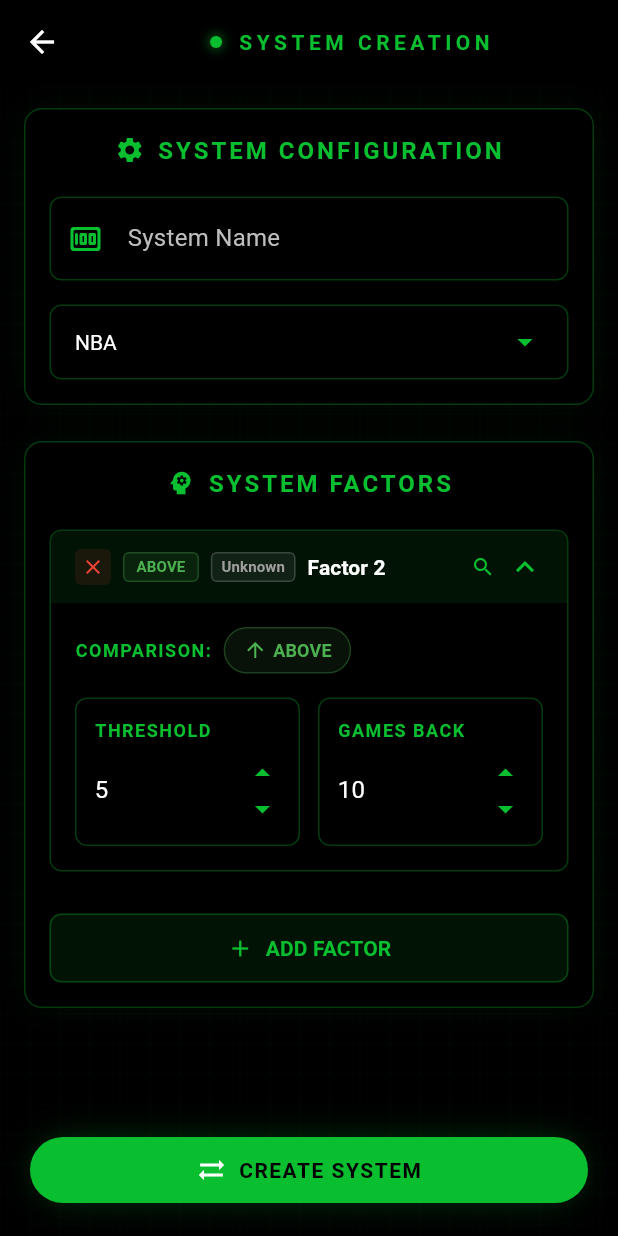
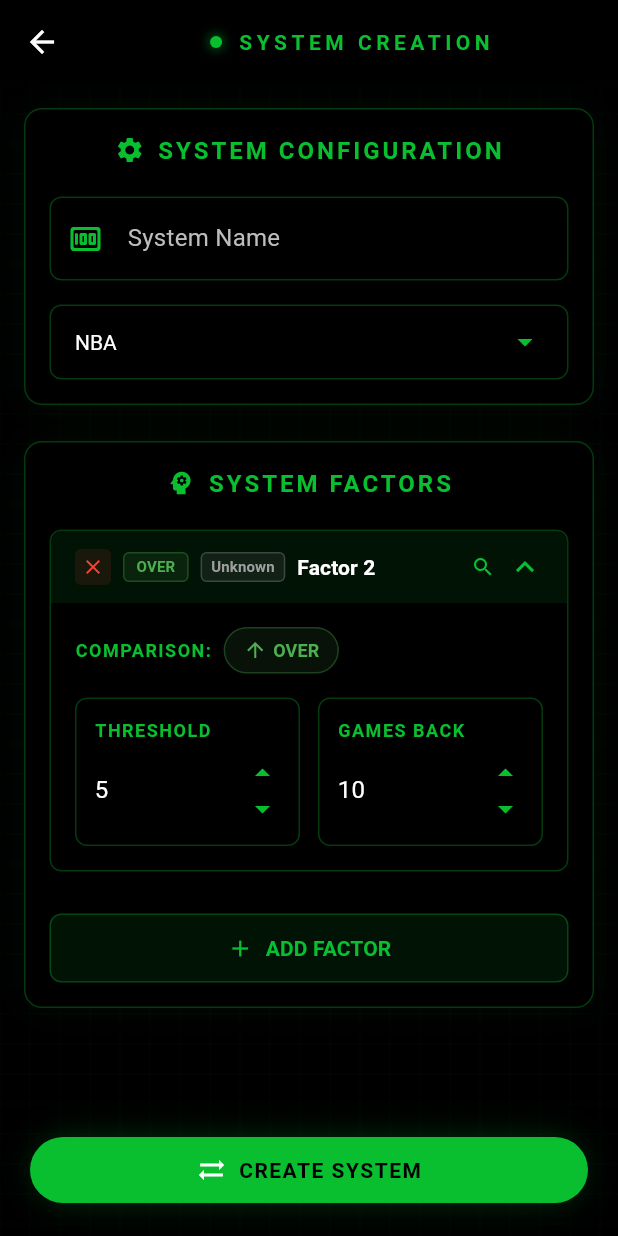
Before and after one commit to jwgillispie/sysan, a Flutter app: the _SystemCreationView screen opened directly, after a tap on the "close" icon, on a phone screen of 412 x 824 dp. Run offline on Flutter 3.47's test engine with Material 3 defaults, Android fonts, the phone set to English and light mode, and no system bars; our stand-ins replace bloc, cloud_firestore, equatable, firebase_core, fl_chart, flutter_bloc and 5 more; accounts and stored records are empty; network calls fail.

Commit message:
adding threshold over under

```diff
--- a/upsilon_sa/lib/features/datasets/repos/datasets_repository.dart
+++ b/upsilon_sa/lib/features/datasets/repos/datasets_repository.dart
@@ -32,8 +32,8 @@ class DatasetsRepository {
       log('Exception while fetching players: $e');
       // Optionally provide fallback data during development
       return [
-        Player(name: "John Doe", age: 25, experience: 5, position: "Forward"),
-        Player(name: "Jane Smith", age: 28, experience: 7, position: "Guard"),
+        Player(name: "Lebron James", age: 95, experience: 5, position: "Forward"),
+        Player(name: "Trae Young", age: 666, experience: 7, position: "Guard"),
       ];
     }
   }
--- a/upsilon_sa/lib/features/profile/repository/profile_repository.dart
+++ b/upsilon_sa/lib/features/profile/repository/profile_repository.dart
@@ -12,8 +12,8 @@ class ProfileRepository {
       await Future.delayed(const Duration(seconds: 1));
 
       return {
-        'username': '@john_doe',
-        'displayName': 'John Doe',
+        'username': '@your_mom',
+        'displayName': 'Your mom',
         'role': 'Analyst',
         'joinDate': '2024-01-15',
         'activeSystems': 3,
--- a/upsilon_sa/lib/features/systems_creation/ui/systems_creation_page.dart
+++ b/upsilon_sa/lib/features/systems_creation/ui/systems_creation_page.dart
@@ -503,7 +503,7 @@ Widget _buildFactorCard(BuildContext context, Factor factor) {
   }
 
   final categoryColor = _getCategoryColor(currentCategory);
-  final thresholdDirection = factor.isAboveThreshold ? 'ABOVE' : 'BELOW';
+  final thresholdDirection = factor.isAboveThreshold ? 'OVER' : 'UNDER';
   final directionColor = factor.isAboveThreshold ? Colors.green : Colors.red;
 
   return Container(
```
Also changed, not shown: 1 other file.
